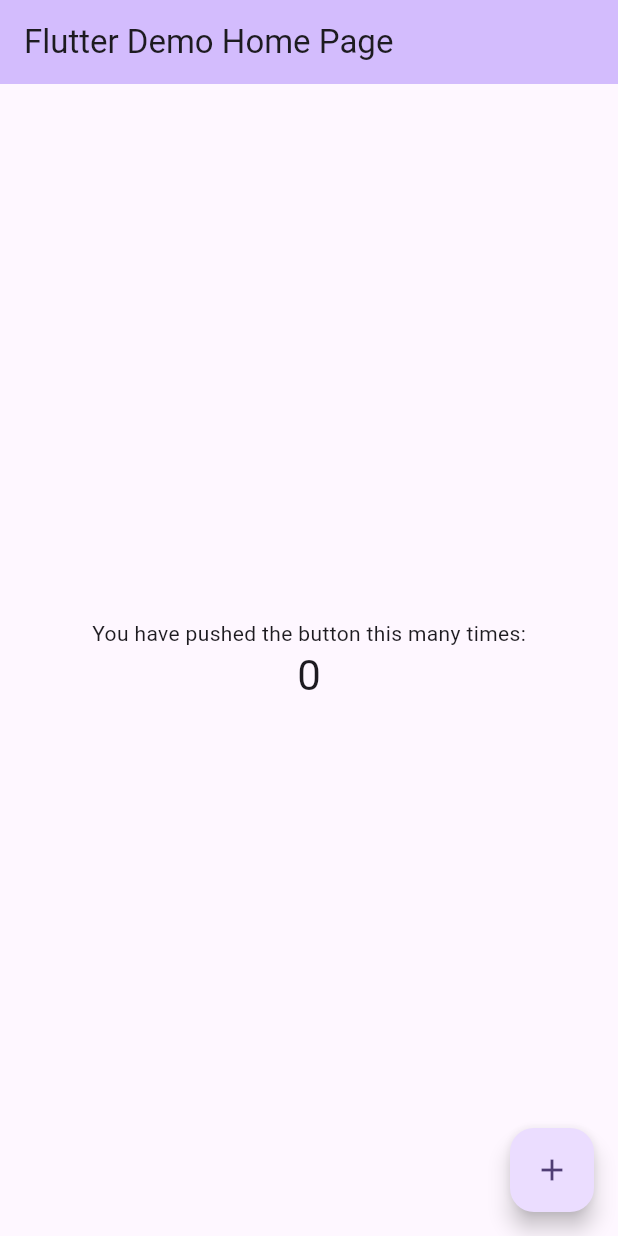
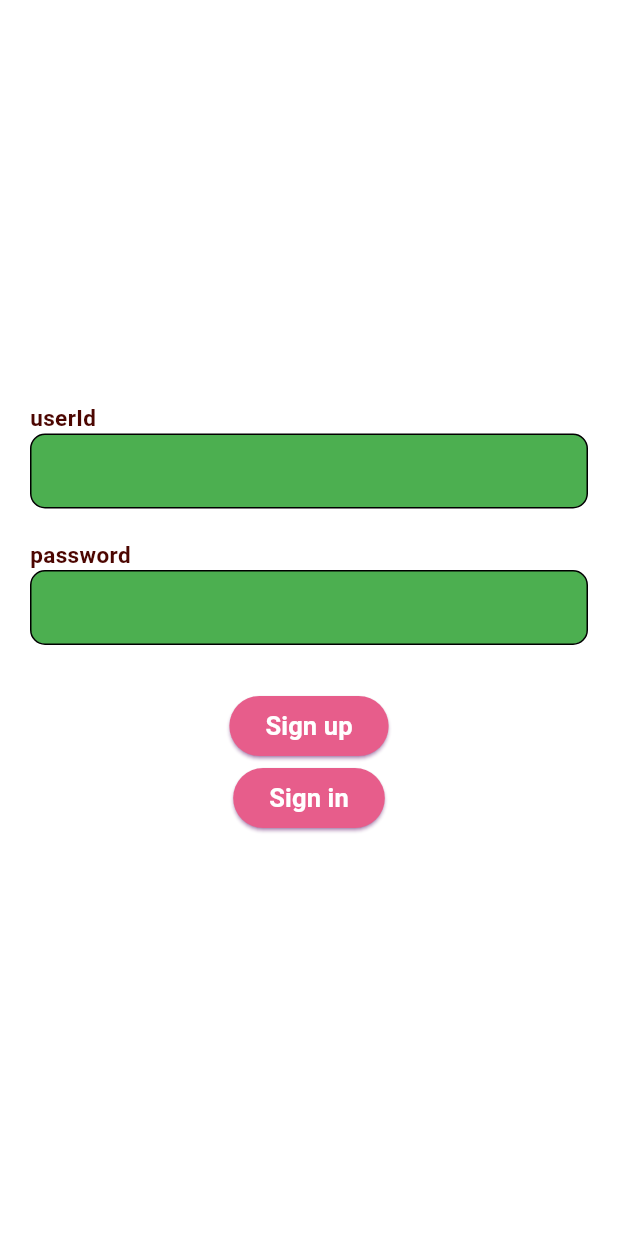
Before and after one commit to amruta123-dowell/sign_in_using_bloc, a Flutter app: the screen it shows after launch, on a phone screen of 412 x 824 dp. Run offline on Flutter 3.47's test engine with Material 3 defaults, Android fonts, the phone set to English and light mode, and no system bars; our stand-ins replace bloc, equatable, flutter_bloc, sqflite; accounts and stored records are empty.

Commit message:
Added sign up, sign in, home screen

```diff
--- /dev/null
+++ b/lib/blocs/signInBloc /sign_in_bloc.dart
@@ -0,0 +1,44 @@
+import 'dart:async';
+
+import 'package:bloc/bloc.dart';
+import 'package:collection/collection.dart';
+import 'package:equatable/equatable.dart';
+import 'package:flutter_bloc_sign_in/blocs/signUpBloc/sign_up_bloc.dart';
+import 'package:flutter_bloc_sign_in/models/user_details_model.dart';
+
+import '../../enumaration/sign_in_status_enum.dart';
+import '../../utils/data_base.dart';
+
+part 'sign_in_event.dart';
+part 'sign_in_state.dart';
+
+class SignInBloc extends Bloc<SignInEvent, SignInAddState> {
+  SignInBloc()
+      : super(const SignInAddState(signInStatus: SignInStatus.success)) {
+    on<InitialSignIn>(onClickSignInButton);
+  }
+
+  FutureOr<void> onClickSignInButton(
+      InitialSignIn event, Emitter<SignInAddState> emit) async {
+    emit(state.copyWith(status: SignInStatus.initial));
+    DatabaseHelper databaseHelper = DatabaseHelper();
+    List<Map<String, dynamic>> dataList = await databaseHelper.getUserDetails();
+    List<UserDetailsModel> userDetailsList =
+        UserDetailsModel.convertToUserDetailsList(dataList);
+    UserDetailsModel? existUser = userDetailsList
+        .firstWhereOrNull((element) => element.id == event.userId);
+    if (existUser != null && existUser.password == event.password) {
+      emit(state.copyWith(status: SignInStatus.success));
+    } else if (existUser != null && existUser.password != event.password) {
+      emit(state.copyWith(
+          status: SignInStatus.failure,
+          errorMessage: "Please check with password.Password is wrong"));
+    } else {
+      emit(
+        state.copyWith(
+            status: SignInStatus.create,
+            errorMessage: "User is not exist, Please create new account"),
+      );
+    }
+  }
+}
--- /dev/null
+++ b/lib/blocs/signInBloc /sign_in_event.dart
@@ -0,0 +1,17 @@
+part of 'sign_in_bloc.dart';
+
+class SignInEvent extends Equatable {
+  const SignInEvent();
+
+  @override
+  List<Object> get props => [];
+}
+
+class InitialSignIn extends SignInEvent {
+  final int userId;
+  final String password;
+  const InitialSignIn({required this.userId, required this.password});
+
+  @override
+  List<Object> get props => [userId, password];
+}
--- /dev/null
+++ b/lib/blocs/signInBloc /sign_in_state.dart
@@ -0,0 +1,22 @@
+part of 'sign_in_bloc.dart';
+
+class SignInState extends Equatable {
+  @override
+  List<Object?> get props => [];
+}
+
+class SignInAddState extends Equatable {
+  final SignInStatus signInStatus;
+  final String? errorMessage;
+
+  const SignInAddState({required this.signInStatus, this.errorMessage});
+  @override
+  List<Object> get props => [signInStatus];
+
+  SignInAddState copyWith(
+      {required SignInStatus status, String? errorMessage}) {
+    return SignInAddState(signInStatus: status, errorMessage: errorMessage);
+  }
+}
+
+class OnClickSignInButtonState extends SignInState {}
--- /dev/null
+++ b/lib/blocs/signInStatus/sign_in_status_bloc.dart
@@ -0,0 +1,11 @@
+import 'package:bloc/bloc.dart';
+import 'package:equatable/equatable.dart';
+
+part 'sign_in_status_event.dart';
+part 'sign_in_status_state.dart';
+
+class SignInStatusBloc extends Bloc<SignInStatusEvent, SignInStatusState> {
+  SignInStatusBloc() : super(SignInStatusState()) {
+    on<SignInStatusEvent>((event, emit) {});
+  }
+}
--- /dev/null
+++ b/lib/blocs/signInStatus/sign_in_status_state.dart
@@ -0,0 +1,13 @@
+part of 'sign_in_status_bloc.dart';
+
+// enum SignInStatus { success, failure, loading }
+
+class SignInStatusState extends Equatable {
+  // final SignInStatus signInStatus;
+  // const SignInStatusState({required this.signInStatus});
+
+  @override
+  List<Object> get props => [];
+
+
+}
--- /dev/null
+++ b/lib/blocs/signUpBloc/sign_up_bloc.dart
@@ -0,0 +1,49 @@
+import 'dart:async';
+
+import 'package:bloc/bloc.dart';
+import 'package:collection/collection.dart';
+import 'package:equatable/equatable.dart';
+import 'package:flutter_bloc_sign_in/models/user_details_model.dart';
+import 'package:flutter_bloc_sign_in/utils/data_base.dart';
+
+part 'sign_up_event.dart';
+part 'sign_up_state.dart';
+
+class SignUpBloc extends Bloc<SignUpEvent, SignUpState> {
+  SignUpBloc() : super(SignUpInitial()) {
+    on<SignUpInitialEvent>(addUserData);
+    on<SignUpReset>(resetSignUp);
+  }
+
+  FutureOr<void> addUserData(
+      SignUpInitialEvent event, Emitter<SignUpState> emit) async {
+    emit(ButtonClickedState());
+    try {
+      DatabaseHelper database = DatabaseHelper();
+
+      var databaseList = await database.getUserDetails();
+
+      List<UserDetailsModel> userDataList =
+          UserDetailsModel.convertToUserDetailsList(databaseList);
+      var repeatedUid = userDataList
+          .firstWhereOrNull((element) => element.id == event.userDetails.id);
+
+      if (repeatedUid == null) {
+        database.insertUser(event.userDetails);
+        print(databaseList);
+        emit(SignUpSuccess());
+      } else {
+        emit(const SignUpFailure(
+            errorMessage:
+                "The userId is Exist. Please sign in through valid user credentials"));
+      }
+    } catch (e) {
+      print("error ---------------- $e");
+      emit(SignUpFailure(errorMessage: e.toString()));
+    }
+  }
+
+  FutureOr<void> resetSignUp(SignUpReset event, Emitter<SignUpState> emit) {
+    emit(SignUpResetState());
+  }
+}
--- /dev/null
+++ b/lib/blocs/signUpBloc/sign_up_event.dart
@@ -0,0 +1,17 @@
+part of 'sign_up_bloc.dart';
+
+class SignUpEvent extends Equatable {
+  const SignUpEvent();
+
+  @override
+  List<Object> get props => [];
+}
+
+class SignUpInitialEvent extends SignUpEvent {
+  final UserDetailsModel userDetails;
+  const SignUpInitialEvent({required this.userDetails});
+  @override
+  List<Object> get props => [userDetails];
+}
+
+class SignUpReset extends SignUpEvent {}
--- /dev/null
+++ b/lib/blocs/signUpBloc/sign_up_state.dart
@@ -0,0 +1,24 @@
+part of 'sign_up_bloc.dart';
+
+class SignUpState extends Equatable {
+  const SignUpState();
+
+  @override
+  List<Object> get props => [];
+}
+
+final class SignUpInitial extends SignUpState {}
+
+final class ButtonClickedState extends SignUpState {}
+
+final class SignUpSuccess extends SignUpState {}
+
+final class SignUpFailure extends SignUpState {
+  final String errorMessage;
+
+  const SignUpFailure({required this.errorMessage});
+  @override
+  List<Object> get props => [errorMessage];
+}
+
+final class SignUpResetState extends SignUpState {}
--- /dev/null
+++ b/lib/custom_widgets/text_field_widget.dart
@@ -0,0 +1,57 @@
+// ignore_for_file: public_member_api_docs, sort_constructors_first
+import 'package:flutter/material.dart';
+
+class TextFieldWidget extends StatelessWidget {
+  final String title;
+  final TextEditingController textController;
+  final TextInputType? keyBoardType;
+  const TextFieldWidget(
+      {super.key,
+      required this.title,
+      required this.textController,
+      this.keyBoardType});
+
+  @override
+  Widget build(BuildContext context) {
+    return Padding(
+      padding: const EdgeInsets.symmetric(horizontal: 20),
+      child: Column(
+        mainAxisAlignment: MainAxisAlignment.start,
+        crossAxisAlignment: CrossAxisAlignment.start,
+        children: [
+          Text(
+            title,
+            style: const TextStyle(
+                color: Color.fromARGB(255, 76, 6, 1),
+                fontSize: 15,
+                fontWeight: FontWeight.bold),
+          ),
+          Container(
+            height: 50,
+            alignment: Alignment.center,
+            decoration: BoxDecoration(
+                borderRadius: BorderRadius.circular(10),
+                color: Colors.green,
+                border: Border.all(
+                  color: Colors.black,
+                )),
+            child: TextFormField(
+              keyboardType: keyBoardType,
+              style: const TextStyle(
+                  color: Colors.white, fontWeight: FontWeight.bold),
+              controller: textController,
+              decoration: const InputDecoration(
+                  isDense: true,
+                  contentPadding: EdgeInsets.symmetric(horizontal: 10),
+                  border: InputBorder.none,
+                  focusedBorder: InputBorder.none,
+                  enabledBorder: InputBorder.none,
+                  errorBorder: InputBorder.none,
+                  disabledBorder: InputBorder.none),
+            ),
+          )
+        ],
+      ),
+    );
+  }
+}
--- /dev/null
+++ b/lib/enumaration/sign_in_status_enum.dart
@@ -0,0 +1 @@
+enum SignInStatus { success, failure, create, initial }
--- a/lib/main.dart
+++ b/lib/main.dart
@@ -1,4 +1,9 @@
 import 'package:flutter/material.dart';
+import 'package:flutter_bloc/flutter_bloc.dart';
+import 'package:flutter_bloc_sign_in/blocs/signInBloc%20/sign_in_bloc.dart';
+import 'package:flutter_bloc_sign_in/blocs/signUpBloc/sign_up_bloc.dart';
+import 'package:flutter_bloc_sign_in/ui/sign_in_screen.dart';
+import 'package:flutter_bloc_sign_in/ui/sign_up_screen.dart';
 
 void main() {
   runApp(const MyApp());
@@ -7,119 +12,14 @@
 class MyApp extends StatelessWidget {
   const MyApp({super.key});
 
-  // This widget is the root of your application.
   @override
   Widget build(BuildContext context) {
-    return MaterialApp(
-      title: 'Flutter Demo',
-      theme: ThemeData(
-        // This is the theme of your application.
-        //
-        // TRY THIS: Try running your application with "flutter run". You'll see
-        // the application has a purple toolbar. Then, without quitting the app,
-        // try changing the seedColor in the colorScheme below to Colors.green
-        // and then invoke "hot reload" (save your changes or press the "hot
-        // reload" button in a Flutter-supported IDE, or press "r" if you used
-        // the command line to start the app).
-        //
-        // Notice that the counter didn't reset back to zero; the application
-        // state is not lost during the reload. To reset the state, use hot
-        // restart instead.
-        //
-        // This works for code too, not just values: Most code changes can be
-        // tested with just a hot reload.
-        colorScheme: ColorScheme.fromSeed(seedColor: Colors.deepPurple),
-        useMaterial3: true,
-      ),
-      home: const MyHomePage(title: 'Flutter Demo Home Page'),
+    return MultiBlocProvider(
+      providers: [
+        BlocProvider(create: (context) => SignUpBloc()),
+        BlocProvider(create: (context) => SignInBloc())
+      ],
+      child: const MaterialApp(home: SignInScreen()),
     );
   }
 }
-
-class MyHomePage extends StatefulWidget {
-  const MyHomePage({super.key, required this.title});
-
-  // This widget is the home page of your application. It is stateful, meaning
-  // that it has a State object (defined below) that contains fields that affect
-  // how it looks.
-
-  // This class is the configuration for the state. It holds the values (in this
-  // case the title) provided by the parent (in this case the App widget) and
-  // used by the build method of the State. Fields in a Widget subclass are
-  // always marked "final".
-
-  final String title;
-
-  @override
-  State<MyHomePage> createState() => _MyHomePageState();
-}
-
-class _MyHomePageState extends State<MyHomePage> {
-  int _counter = 0;
-
-  void _incrementCounter() {
-    setState(() {
-      // This call to setState tells the Flutter framework that something has
-      // changed in this State, which causes it to rerun the build method below
-      // so that the display can reflect the updated values. If we changed
-      // _counter without calling setState(), then the build method would not be
-      // called again, and so nothing would appear to happen.
-      _counter++;
-    });
-  }
-
-  @override
-  Widget build(BuildContext context) {
-    // This method is rerun every time setState is called, for instance as done
-    // by the _incrementCounter method above.
-    //
-    // The Flutter framework has been optimized to make rerunning build methods
-    // fast, so that you can just rebuild anything that needs updating rather
-    // than having to individually change instances of widgets.
-    return Scaffold(
-      appBar: AppBar(
-        // TRY THIS: Try changing the color here to a specific color (to
-        // Colors.amber, perhaps?) and trigger a hot reload to see the AppBar
-        // change color while the other colors stay the same.
-        backgroundColor: Theme.of(context).colorScheme.inversePrimary,
-        // Here we take the value from the MyHomePage object that was created by
-        // the App.build method, and use it to set our appbar title.
-        title: Text(widget.title),
-      ),
-      body: Center(
-        // Center is a layout widget. It takes a single child and positions it
-        // in the middle of the parent.
-        child: Column(
-          // Column is also a layout widget. It takes a list of children and
-          // arranges them vertically. By default, it sizes itself to fit its
-          // children horizontally, and tries to be as tall as its parent.
-          //
-          // Column has various properties to control how it sizes itself and
-          // how it positions its children. Here we use mainAxisAlignment to
-          // center the children vertically; the main axis here is the vertical
-          // axis because Columns are vertical (the cross axis would be
-          // horizontal).
-          //
-          // TRY THIS: Invoke "debug painting" (choose the "Toggle Debug Paint"
-          // action in the IDE, or press "p" in the console), to see the
-          // wireframe for each widget.
-          mainAxisAlignment: MainAxisAlignment.center,
-          children: <Widget>[
-            const Text(
-              'You have pushed the button this many times:',
-            ),
-            Text(
-              '$_counter',
-              style: Theme.of(context).textTheme.headlineMedium,
-            ),
-          ],
-        ),
-      ),
-      floatingActionButton: FloatingActionButton(
-        onPressed: _incrementCounter,
-        tooltip: 'Increment',
-        child: const Icon(Icons.add),
-      ), // This trailing comma makes auto-formatting nicer for build methods.
-    );
-  }
-}
--- /dev/null
+++ b/lib/models/user_details_model.dart
@@ -0,0 +1,26 @@
+class UserDetailsModel {
+  final String email;
+  final String password;
+  final int id;
+  UserDetailsModel({
+    required this.email,
+    required this.password,
+    required this.id,
+  });
+
+  Map<String, dynamic> toMap() {
+    return <String, dynamic>{"email": email, "password": password, "id": id};
+  }
+
+  static UserDetailsModel fromMap(Map<String, dynamic> map) {
+    return UserDetailsModel(
+        email: map["email"], password: map["password"], id: map["id"]);
+  }
+
+ static List<UserDetailsModel> convertToUserDetailsList(
+      List<Map<String, dynamic>> userData) {
+    return userData
+        .map((element) => UserDetailsModel.fromMap(element))
+        .toList();
+  }
+}
--- /dev/null
+++ b/lib/ui/sign_in_screen.dart
@@ -0,0 +1,88 @@
+import 'package:flutter/material.dart';
+
+import 'package:flutter_bloc/flutter_bloc.dart';
+import 'package:flutter_bloc_sign_in/blocs/signInBloc%20/sign_in_bloc.dart';
+import 'package:flutter_bloc_sign_in/custom_widgets/text_field_widget.dart';
+import 'package:flutter_bloc_sign_in/enumaration/sign_in_status_enum.dart';
+import 'package:flutter_bloc_sign_in/ui/home_screen.dart';
+import 'package:flutter_bloc_sign_in/ui/sign_up_screen.dart';
+
+class SignInScreen extends StatelessWidget {
+  const SignInScreen({super.key});
+
+  @override
+  Widget build(BuildContext context) {
+    TextEditingController passwordController = TextEditingController();
+    TextEditingController userIdController = TextEditingController();
+    String? error;
+    return BlocConsumer<SignInBloc, SignInAddState>(
+      listener: (context, state) {
+        if (state.signInStatus == SignInStatus.success) {
+          Navigator.push(context,
+              MaterialPageRoute(builder: (context) => const HomeScreen()));
+          passwordController.clear();
+          userIdController.clear();
+        } else if (state.signInStatus == SignInStatus.failure) {}
+      },
+      builder: (context, state) {
+        return Scaffold(
+          backgroundColor: Colors.white,
+          body: Column(
+            mainAxisAlignment: MainAxisAlignment.center,
+            crossAxisAlignment: CrossAxisAlignment.center,
+            children: [
+              TextFieldWidget(
+                title: "userId",
+                textController: userIdController,
+              ),
+              const SizedBox(height: 20),
+              TextFieldWidget(
+                title: "password",
+                textController: passwordController,
+              ),
+              const SizedBox(height: 30),
+              if (context.watch<SignInBloc>().state.errorMessage != null)
+                Text(context.watch<SignInBloc>().state.errorMessage!,
+                    style: const TextStyle(color: Colors.red, fontSize: 15)),
+              ElevatedButton(
+                  style: ElevatedButton.styleFrom(
+                      shadowColor: Colors.purple,
+                      backgroundColor: const Color.fromARGB(255, 231, 93, 139)),
+                  onPressed: () {
+                    Navigator.push(
+                        context,
+                        MaterialPageRoute(
+                            builder: (context) => const SignUpScreen()));
+                    userIdController.clear();
+                    passwordController.clear();
+                  },
+                  child: const Text(
+                    "Sign up",
+                    style: TextStyle(
+                        color: Colors.white,
+                        fontWeight: FontWeight.bold,
+                        fontSize: 17),
+                  )),
+              ElevatedButton(
+                  style: ElevatedButton.styleFrom(
+                      shadowColor: Colors.purple,
+                      backgroundColor: const Color.fromARGB(255, 231, 93, 139)),
+                  onPressed: () {
+                    context.read<SignInBloc>().add(InitialSignIn(
+                        userId: int.parse(userIdController.text),
+                        password: passwordController.text));
+                  },
+                  child: const Text(
+                    "Sign in",
+                    style: TextStyle(
+                        color: Colors.white,
+                        fontWeight: FontWeight.bold,
+                        fontSize: 17),
+                  ))
+            ],
+          ),
+        );
+      },
+    );
+  }
+}
--- a/pubspec.yaml
+++ b/pubspec.yaml
@@ -35,6 +35,11 @@ dependencies:
   # The following adds the Cupertino Icons font to your application.
   # Use with the CupertinoIcons class for iOS style icons.
   cupertino_icons: ^1.0.6
+  flutter_bloc: ^8.1.5
+  equatable: ^2.0.5
+  sqflite: ^2.3.3
+  path_provider: ^2.1.3
+  collection: ^1.18.0
 
 dev_dependencies:
   flutter_test:
```
Also changed, not shown: lib/blocs/signInStatus/sign_in_status_event.dart (added, +8 -0 lines), lib/ui/home_screen.dart (added, +24 -0 lines), lib/ui/sign_up_screen.dart (added, +103 -0 lines), lib/utils/data_base.dart (added, +83 -0 lines), lib/utils/validataors.dart (added, +22 -0 lines).
